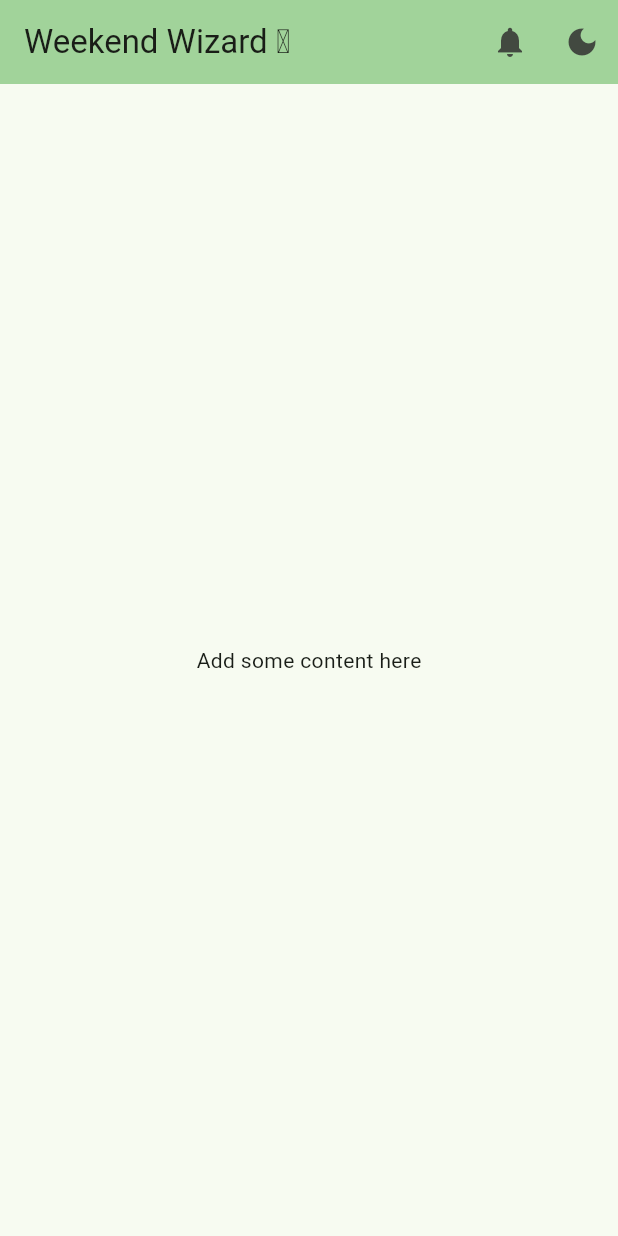
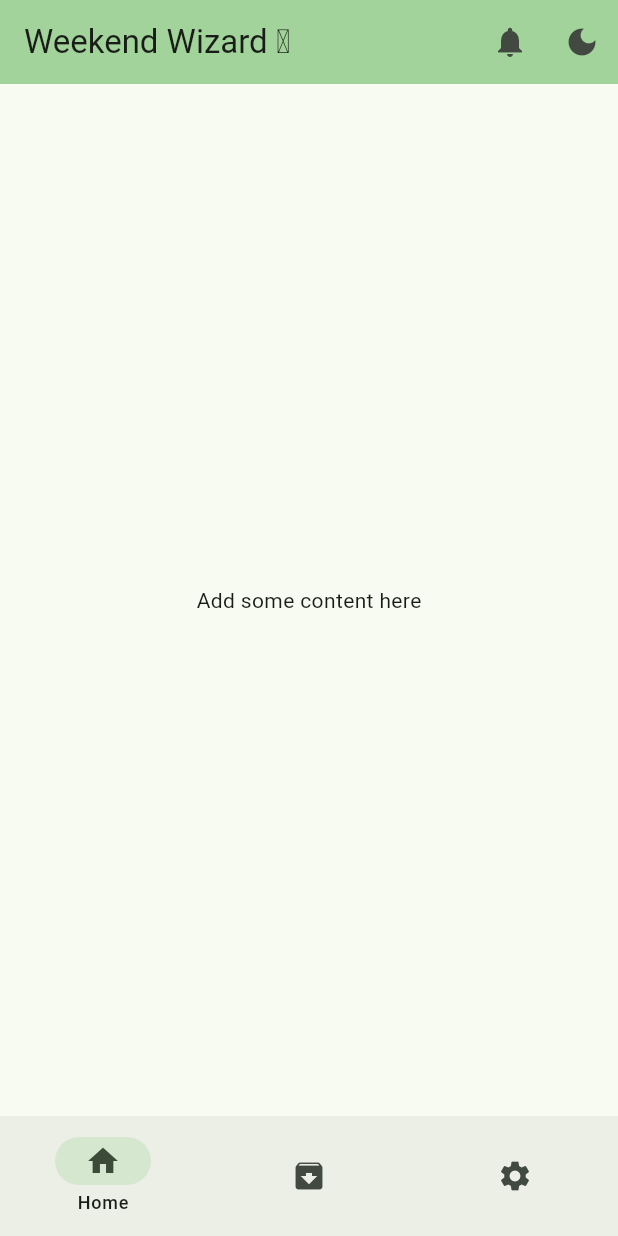
Before and after one commit to svdsande/weekend-wizard, a Flutter app: the screen it shows after launch, on a phone screen of 412 x 824 dp. Run offline on Flutter 3.47's test engine with Material 3 defaults, Android fonts, the phone set to English and light mode, and no system bars.

Commit message:
feat: add main navigation bar

```diff
--- a/lib/widgets/home_page.dart
+++ b/lib/widgets/home_page.dart
@@ -34,6 +34,35 @@ class HomePage extends StatelessWidget {
           ],
         ),
       ),
+      bottomNavigationBar: const MainNavigationBar(),
     );
   }
 }
+
+class MainNavigationBar extends StatefulWidget {
+  const MainNavigationBar({super.key});
+
+  @override
+  State<MainNavigationBar> createState() => _mainNavigationBar();
+}
+
+class _mainNavigationBar extends State<MainNavigationBar> {
+  int currentPageIndex = 0;
+
+  @override
+  Widget build(BuildContext context) {
+    return NavigationBar(
+        labelBehavior: NavigationDestinationLabelBehavior.onlyShowSelected,
+        selectedIndex: currentPageIndex,
+        onDestinationSelected: (int index) {
+          setState(() {
+            currentPageIndex = index;
+          });
+        },
+        destinations: const <Widget>[
+          NavigationDestination(icon: Icon(Icons.home), label: 'Home'),
+          NavigationDestination(icon: Icon(Icons.archive), label: 'Archive'),
+          NavigationDestination(icon: Icon(Icons.settings), label: 'Settings'),
+        ]);
+  }
+}
```
